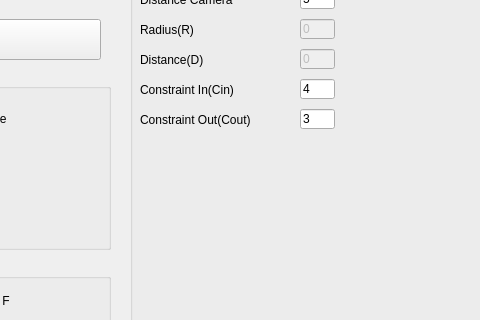
Qt form mainwindow.ui (him40813/VDHEE) before a commit; both pictures show x 270 to 750 and y 147 to 467 of the 848 by 582 pixel window.
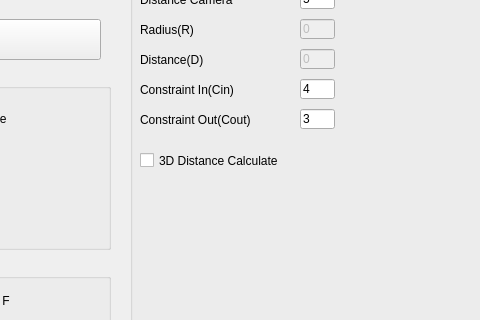
The same form after that commit.

```diff
--- a/mainwindow.ui
+++ b/mainwindow.ui
@@ -214,6 +214,19 @@
       <string>5</string>
      </property>
     </widget>
+    <widget class="QCheckBox" name="tdRBut">
+     <property name="geometry">
+      <rect>
+       <x>10</x>
+       <y>250</y>
+       <width>201</width>
+       <height>23</height>
+      </rect>
+     </property>
+     <property name="text">
+      <string>3D Distance Calculate</string>
+     </property>
+    </widget>
    </widget>
    <widget class="QGroupBox" name="groupBox_2">
     <property name="geometry">
```
